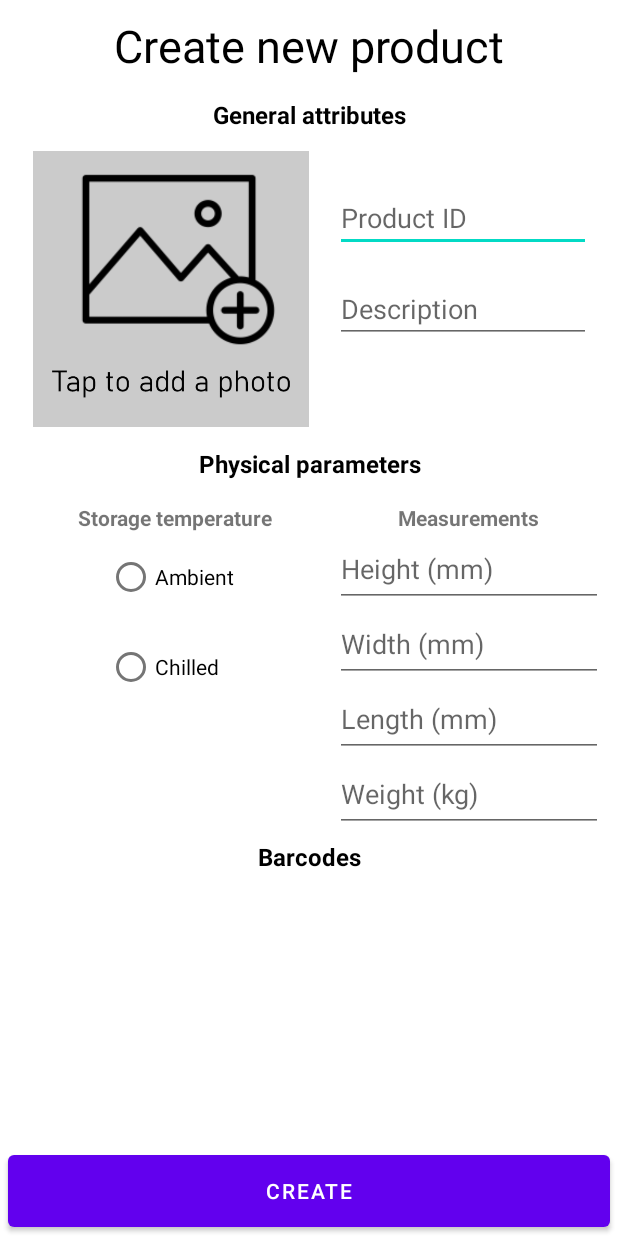
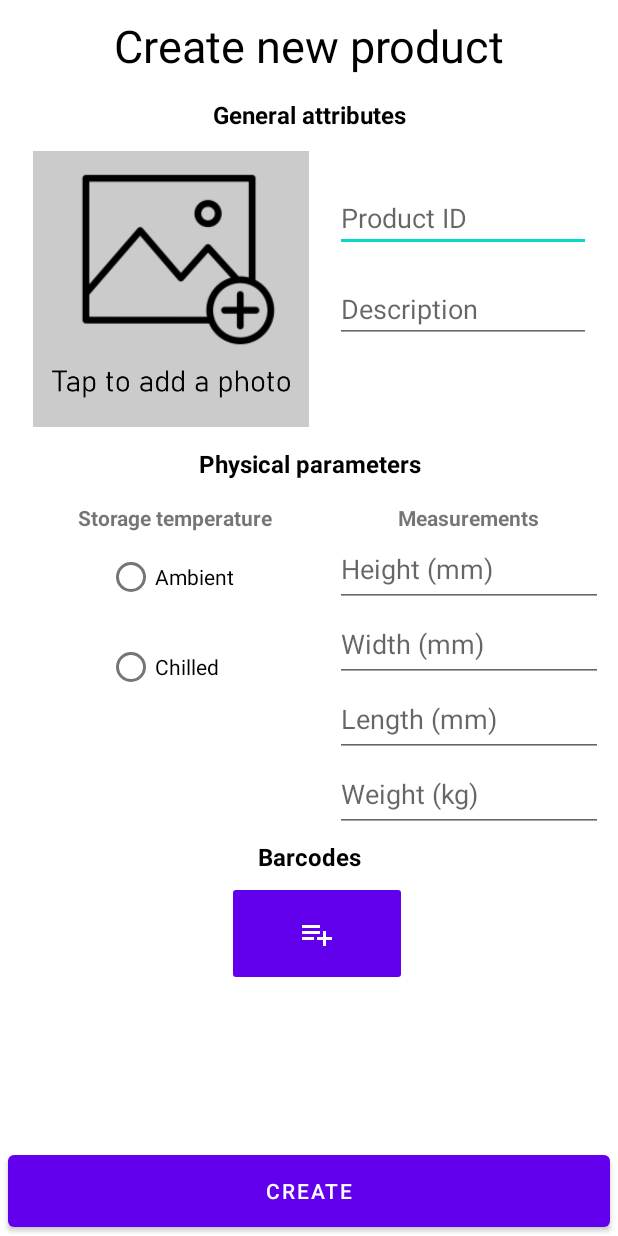
Before and after one commit to PixelCatalyst/WarehouseProductScanner, an Android app: the layout fragment_add_product.xml on its own in the app's theme, with its tools: preview values and no code run, on a phone screen of 412 x 824 dp. Run offline under Robolectric (Android 15) with nearby library versions, the phone set to English and light mode, and no system bars.

Commit message:
Add button to add a barcode for new product

```diff
--- /dev/null
+++ b/app/src/main/res/drawable/ic_baseline_add_to_list.xml
@@ -0,0 +1,10 @@
+<vector xmlns:android="http://schemas.android.com/apk/res/android"
+    android:width="24dp"
+    android:height="24dp"
+    android:viewportWidth="24"
+    android:viewportHeight="24"
+    android:tint="?attr/colorControlNormal">
+  <path
+      android:fillColor="@android:color/white"
+      android:pathData="M14,10L2,10v2h12v-2zM14,6L2,6v2h12L14,6zM18,14v-4h-2v4h-4v2h4v4h2v-4h4v-2h-4zM2,16h8v-2L2,14v2z"/>
+</vector>
--- a/app/src/main/res/layout/fragment_add_product.xml
+++ b/app/src/main/res/layout/fragment_add_product.xml
@@ -215,6 +215,26 @@
                     android:layout_height="match_parent"
                     android:layout_span="2" />
             </TableRow>
+
+            <TableRow
+                android:layout_width="match_parent"
+                android:layout_height="wrap_content">
+
+                <ImageButton
+                    android:id="@+id/button_add_barcode"
+                    android:layout_width="wrap_content"
+                    android:layout_height="wrap_content"
+                    android:layout_gravity="center"
+                    android:layout_marginStart="5dp"
+                    android:layout_marginEnd="5dp"
+                    android:layout_span="2"
+                    android:backgroundTint="@color/purple_500"
+                    android:contentDescription="@string/add_barcode_description"
+                    android:minWidth="120dp"
+                    android:minHeight="70dp"
+                    android:src="@drawable/ic_baseline_add_to_list"
+                    app:tint="@color/white" />
+            </TableRow>
         </TableLayout>
     </androidx.core.widget.NestedScrollView>
 
--- a/app/src/main/res/values/strings.xml
+++ b/app/src/main/res/values/strings.xml
@@ -77,4 +77,5 @@
     <string name="search_error_not_found">Product not found</string>
     <string name="search_error_server">Error searching for product (Server error)</string>
     <string name="search_error_unknown">Error searching for product (Unknown error)</string>
+    <string name="add_barcode_description">Add barcode</string>
 </resources>
```
